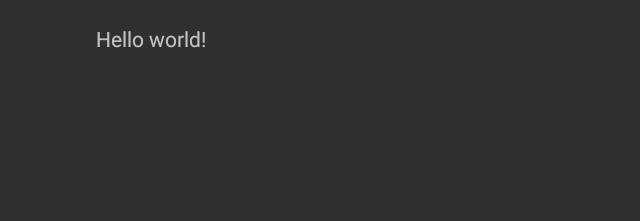
After one commit to CaptainQuark/Voyage, an Android app: the PrepareCombatActivity screen opened directly, with no data from a screen before it, on a phone screen of 824 x 412 dp (held sideways). The commit adds this screen. Shown: the top 221 px of the screen, without its empty margins (0-640 px from the left). Run offline under Robolectric (Android 15) with nearby library versions, the phone set to English and light mode, and no system bars.

Commit message:
1. Upload aus Git-App

```diff
--- a/app/src/main/AndroidManifest.xml
+++ b/app/src/main/AndroidManifest.xml
@@ -40,6 +40,11 @@
         <activity
             android:name=".CombatWhiteActivity"
             android:label="@string/title_activity_combat_white"
+            android:screenOrientation="landscape" >
+        </activity>
+        <activity
+            android:name=".PrepareCombatActivity"
+            android:label="@string/title_activity_prepare_combat"
             android:screenOrientation="landscape">
         </activity>
     </application>
--- /dev/null
+++ b/app/src/main/java/com/example/thomas/voyage/PrepareCombatActivity.java
@@ -0,0 +1,17 @@
+package com.example.thomas.voyage;
+
+import android.app.Activity;
+import android.support.v7.app.ActionBarActivity;
+import android.os.Bundle;
+import android.view.Menu;
+import android.view.MenuItem;
+
+public class PrepareCombatActivity extends Activity {
+
+    @Override
+    protected void onCreate(Bundle savedInstanceState) {
+        super.onCreate(savedInstanceState);
+        setContentView(R.layout.activity_prepare_combat);
+    }
+
+}
--- a/app/src/main/java/com/example/thomas/voyage/StartActivity.java
+++ b/app/src/main/java/com/example/thomas/voyage/StartActivity.java
@@ -119,7 +119,7 @@ public class StartActivity extends Activity {
         startActivity(i);
     }
 
-    public void startCombatWhite(View view){
+    public void clickToPrepareCombat(View view){
         Intent i = new Intent(getApplicationContext(), CombatWhiteActivity.class);
         startActivity(i);
     }
--- /dev/null
+++ b/app/src/main/res/layout-land/activity_prepare_combat.xml
@@ -0,0 +1,15 @@
+<RelativeLayout
+    xmlns:android="http://schemas.android.com/apk/res/android"
+    xmlns:tools="http://schemas.android.com/tools"
+    android:layout_width="match_parent"
+    android:layout_height="match_parent"
+    android:paddingLeft="@dimen/activity_horizontal_margin"
+    android:paddingRight="@dimen/activity_horizontal_margin"
+    android:paddingTop="@dimen/activity_vertical_margin"
+    android:paddingBottom="@dimen/activity_vertical_margin"
+    tools:context="com.example.thomas.voyage.PrepareCombatActivity">
+
+    <TextView android:text="@string/hello_world" android:layout_width="wrap_content"
+        android:layout_height="wrap_content" />
+
+</RelativeLayout>
--- a/app/src/main/res/layout-land/activity_start.xml
+++ b/app/src/main/res/layout-land/activity_start.xml
@@ -294,7 +294,7 @@
                 android:layout_gravity="fill"
                 android:layout_row="2"
                 android:layout_rowWeight="1"
-                android:onClick="startCombatWhite" />
+                android:onClick="clickToPrepareCombat" />
 
             <TextView
                 android:id="@+id/textView25"
--- /dev/null
+++ b/app/src/main/res/layout/activity_prepare_combat.xml
@@ -0,0 +1,12 @@
+<RelativeLayout xmlns:android="http://schemas.android.com/apk/res/android"
+    xmlns:tools="http://schemas.android.com/tools" android:layout_width="match_parent"
+    android:layout_height="match_parent" android:paddingLeft="@dimen/activity_horizontal_margin"
+    android:paddingRight="@dimen/activity_horizontal_margin"
+    android:paddingTop="@dimen/activity_vertical_margin"
+    android:paddingBottom="@dimen/activity_vertical_margin"
+    tools:context="com.example.thomas.voyage.PrepareCombatActivity">
+
+    <TextView android:text="@string/hello_world" android:layout_width="wrap_content"
+        android:layout_height="wrap_content" />
+
+</RelativeLayout>
--- a/app/src/main/res/values/strings.xml
+++ b/app/src/main/res/values/strings.xml
@@ -13,4 +13,5 @@
     <string name="indicator_unused_row">NOT_USED</string>
     <string name="title_activity_combat">CombatActivity</string>
     <string name="title_activity_combat_white">CombatWhiteActivity</string>
+    <string name="title_activity_prepare_combat">PrepareCombatActivity</string>
 </resources>
```
Also changed, not shown: app/src/main/java/com/example/thomas/voyage/CombatWhiteActivity.java (+18 -3 lines), app/src/main/res/menu/menu_prepare_combat.xml (added, +7 -0 lines).
